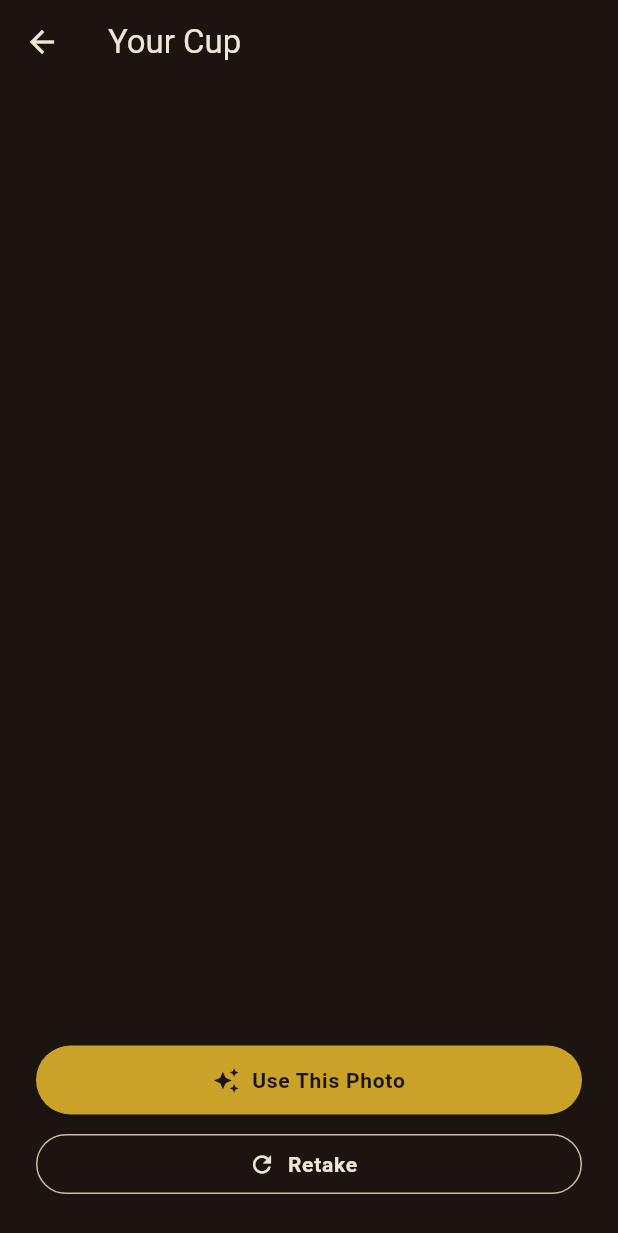
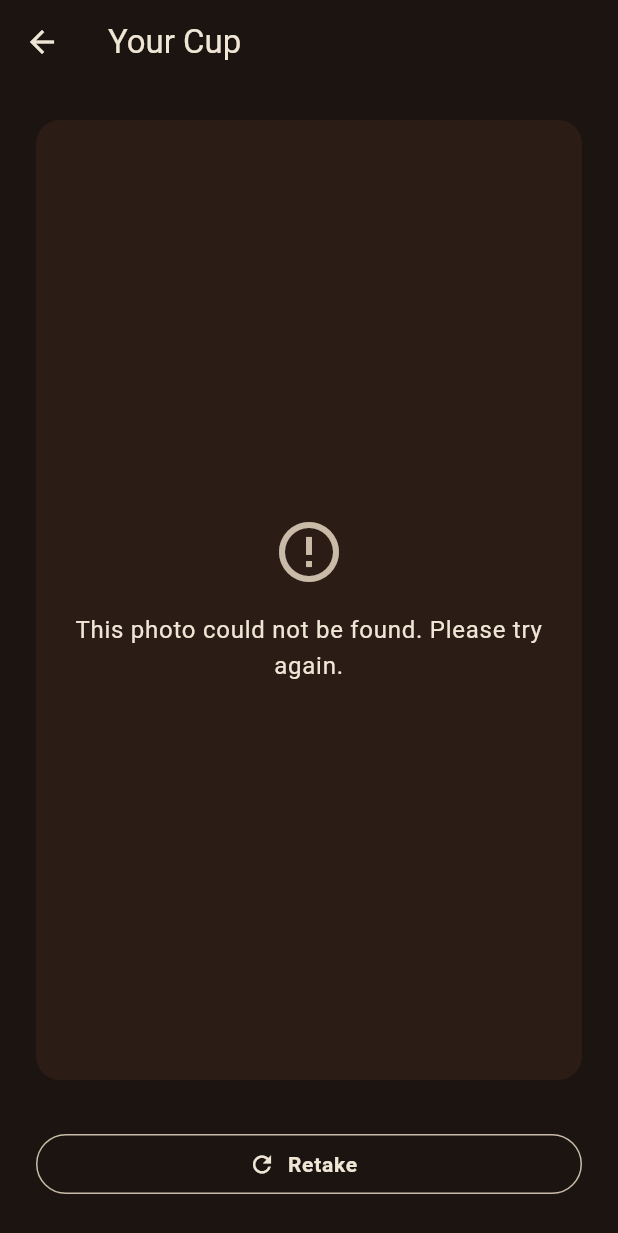
Before and after one commit to Thearchitectoftiles369/CupWhisper, a Flutter app: the PhotoPreviewScreen screen opened directly with empty values, on a phone screen of 412 x 824 dp. Shown: the top 1233 px of the screen. Run offline on Flutter 3.47's test engine with Material 3 defaults, Android fonts, the phone set to English and light mode, and no system bars; our stand-ins replace flutter_riverpod, image_picker.

Commit message:
Add technical image validation: file existence, decodability, minimum resolution check

```diff
--- a/flutter_app/lib/features/reading/photo_preview_screen.dart
+++ b/flutter_app/lib/features/reading/photo_preview_screen.dart
@@ -1,9 +1,15 @@
 import 'dart:io';
+import 'dart:typed_data';
+import 'dart:ui' as ui;
 import 'package:flutter/material.dart';
 import '../../core/theme/app_colors.dart';
 import '../../core/theme/app_radius.dart';
 import '../../core/theme/app_spacing.dart';
 import 'processing_screen.dart';
+
+const int _minDimension = 300;
+
+enum _ValidationState { checking, valid, invalid }
 
 class PhotoPreviewScreen extends StatefulWidget {
   const PhotoPreviewScreen({super.key, required this.imagePath});
@@ -20,6 +26,9 @@ class _PhotoPreviewScreenState extends State<PhotoPreviewScreen>
   late final Animation<double> _fade;
   late final Animation<double> _scale;
 
+  _ValidationState _state = _ValidationState.checking;
+  String _errorMessage = '';
+
   @override
   void initState() {
     super.initState();
@@ -31,6 +40,48 @@ class _PhotoPreviewScreenState extends State<PhotoPreviewScreen>
     _scale = Tween<double>(begin: 0.92, end: 1.0).animate(
       CurvedAnimation(parent: _controller, curve: Curves.easeOut),
     );
+    _validateImage();
+  }
+
+  Future<void> _validateImage() async {
+    try {
+      final file = File(widget.imagePath);
+
+      if (!await file.exists()) {
+        _fail('This photo could not be found. Please try again.');
+        return;
+      }
+
+      final length = await file.length();
+      if (length == 0) {
+        _fail('This photo appears to be empty. Please try again.');
+        return;
+      }
+
+      final Uint8List bytes = await file.readAsBytes();
+      final ui.Codec codec = await ui.instantiateImageCodec(bytes);
+      final ui.FrameInfo frame = await codec.getNextFrame();
+      final image = frame.image;
+
+      if (image.width < _minDimension || image.height < _minDimension) {
+        _fail('This photo is too small. Please retake with a clearer shot.');
+        return;
+      }
+
+      if (!mounted) return;
+      setState(() => _state = _ValidationState.valid);
+      _controller.forward();
+    } catch (_) {
+      _fail("We couldn't read this photo. Please try again.");
+    }
+  }
+
+  void _fail(String message) {
+    if (!mounted) return;
+    setState(() {
+      _state = _ValidationState.invalid;
+      _errorMessage = message;
+    });
   }
 
   @override
@@ -50,8 +101,82 @@ class _PhotoPreviewScreenState extends State<PhotoPreviewScreen>
           padding: const EdgeInsets.all(AppSpacing.lg),
           child: Column(
             children: [
-              Expanded(
-                child: FadeTransition(
+              Expanded(child: _buildContent(context)),
+              const SizedBox(height: AppSpacing.xl),
+              if (_state == _ValidationState.valid) ...[
+                SizedBox(
+                  width: double.infinity,
+                  child: ElevatedButton.icon(
+                    onPressed: () {
+                      Navigator.of(context).pushReplacement(
+                        MaterialPageRoute(
+                          builder: (context) => const ProcessingScreen(),
+                        ),
+                      );
+                    },
+                    icon: const Icon(Icons.auto_awesome),
+                    label: const Text('Use This Photo'),
+                  ),
+                ),
+                const SizedBox(height: AppSpacing.sm),
+              ],
+              SizedBox(
+                width: double.infinity,
+                child: OutlinedButton.icon(
+                  onPressed: () => Navigator.of(context).pop(),
+                  icon: const Icon(Icons.refresh),
+                  label: const Text('Retake'),
+                  style: OutlinedButton.styleFrom(
+                    foregroundColor: AppColors.warmCream,
+                    side: const BorderSide(color: AppColors.warmCreamMuted),
+                  ),
+                ),
+              ),
+            ],
+          ),
+        ),
+      ),
+    );
+  }
+
+  Widget _buildContent(BuildContext context) {
+    switch (_state) {
+      case _ValidationState.checking:
+        return Container(
+          decoration: BoxDecoration(
+            color: AppColors.darkChocolate,
+            borderRadius: BorderRadius.circular(AppRadius.lg),
+          ),
+          child: const Center(child: CircularProgressIndicator()),
+        );
+      case _ValidationState.invalid:
+        return Container(
+          decoration: BoxDecoration(
+            color: AppColors.darkChocolate,
+            borderRadius: BorderRadius.circular(AppRadius.lg),
+          ),
+          padding: const EdgeInsets.all(AppSpacing.lg),
+          child: Center(
+            child: Column(
+              mainAxisSize: MainAxisSize.min,
+              children: [
+                const Icon(
+                  Icons.error_outline,
+                  size: 48,
+                  color: AppColors.warmCreamMuted,
+                ),
+                const SizedBox(height: AppSpacing.md),
+                Text(
+                  _errorMessage,
+                  textAlign: TextAlign.center,
+                  style: Theme.of(context).textTheme.bodyLarge,
+                ),
+              ],
+            ),
+          ),
+        );
+      case _ValidationState.valid:
+        return FadeTransition(
           opacity: _fade,
           child: ScaleTransition(
             scale: _scale,
@@ -73,63 +198,11 @@ class _PhotoPreviewScreenState extends State<PhotoPreviewScreen>
                   File(widget.imagePath),
                   fit: BoxFit.cover,
                   width: double.infinity,
-                          frameBuilder: (context, child, frame, wasSynchronouslyLoaded) {
-                            if (wasSynchronouslyLoaded) {
-                              return child;
-                            }
-                            if (frame == null) {
-                              return Container(
-                                color: AppColors.darkChocolate,
-                                child: const Center(
-                                  child: CircularProgressIndicator(),
                 ),
-                              );
-                            }
-                            if (!_controller.isAnimating && !_controller.isCompleted) {
-                              WidgetsBinding.instance.addPostFrameCallback((_) {
-                                _controller.forward();
-                              });
-                            }
-                            return child;
-                          },
-                        ),
-                      ),
-                    ),
-                  ),
-                ),
-              ),
-              const SizedBox(height: AppSpacing.xl),
-              SizedBox(
-                width: double.infinity,
-                child: ElevatedButton.icon(
-                  onPressed: () {
-                    Navigator.of(context).pushReplacement(
-                      MaterialPageRoute(
-                        builder: (context) => const ProcessingScreen(),
-                      ),
-                    );
-                  },
-                  icon: const Icon(Icons.auto_awesome),
-                  label: const Text('Use This Photo'),
-                ),
-              ),
-              const SizedBox(height: AppSpacing.sm),
-              SizedBox(
-                width: double.infinity,
-                child: OutlinedButton.icon(
-                  onPressed: () => Navigator.of(context).pop(),
-                  icon: const Icon(Icons.refresh),
-                  label: const Text('Retake'),
-                  style: OutlinedButton.styleFrom(
-                    foregroundColor: AppColors.warmCream,
-                    side: const BorderSide(color: AppColors.warmCreamMuted),
-                  ),
-                ),
-              ),
-            ],
               ),
             ),
           ),
         );
     }
   }
+}
```
Lines whose indentation alone changed are shown as unchanged.
